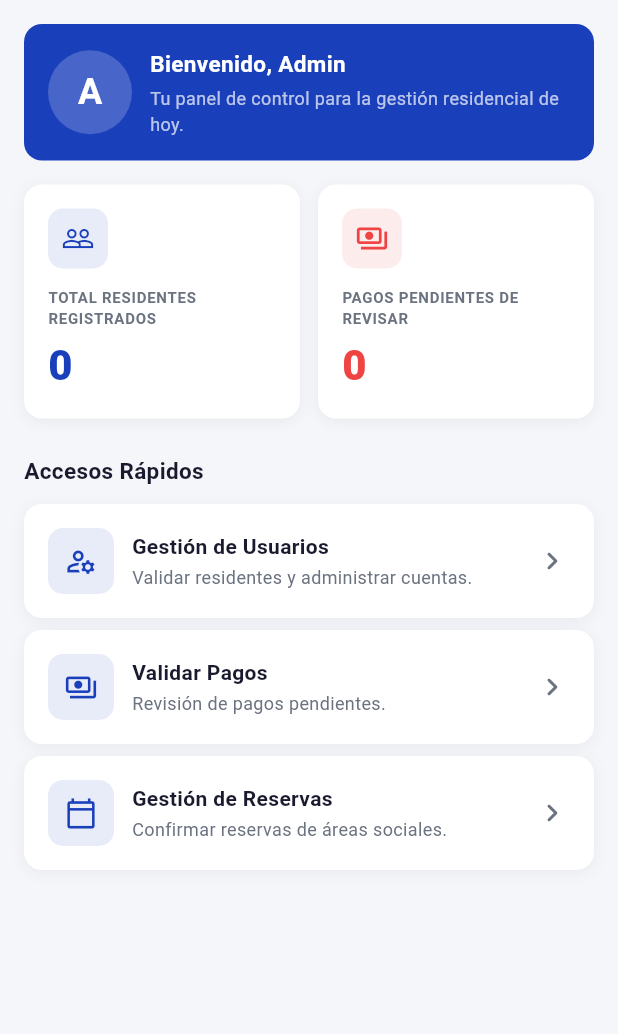
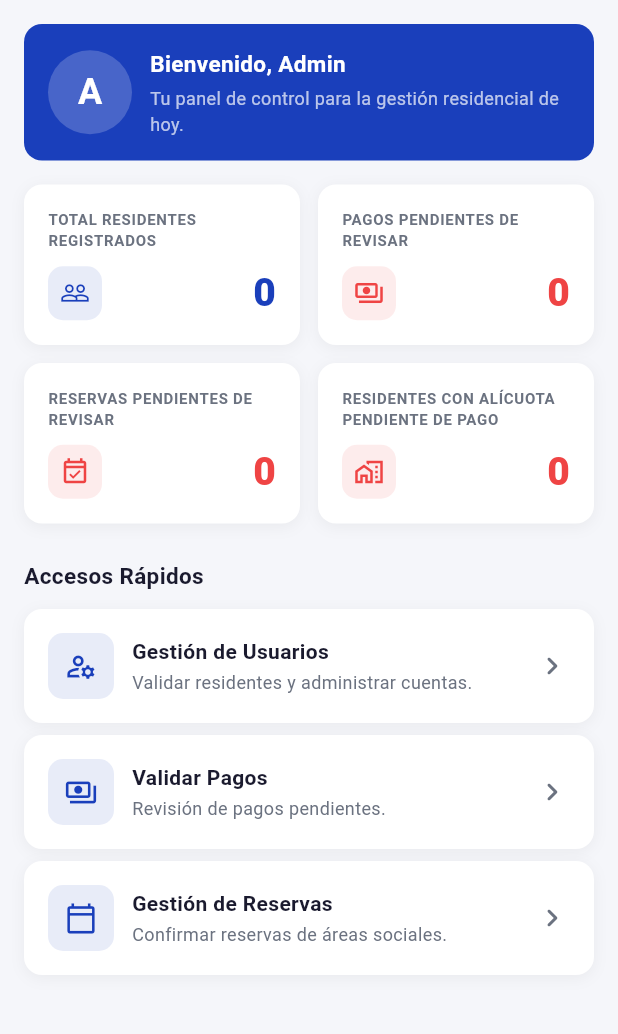
Before and after one commit to jhonasp11/urbanapp_frontend, a Flutter app: the AdminInicioScreen screen opened directly with empty values, on a phone screen of 412 x 824 dp, the part 84-1118 px from its top. Run offline on Flutter 3.47's test engine with Material 3 defaults, Android fonts, the phone set to English and light mode, and no system bars; our stand-ins replace dio, file_picker, firebase_core, firebase_messaging, flutter_local_notifications, flutter_secure_storage and 5 more; missing offline and left inert: mobile_scanner; accounts and stored records are empty; network calls fail.

Commit message:
Cuatro tarjetas resumen en inicio admin: reservas y villas con alicuota pendiente

```diff
--- a/lib/features/administrador/screens/admin_home_screen.dart
+++ b/lib/features/administrador/screens/admin_home_screen.dart
@@ -107,6 +107,8 @@ class _AdminInicioScreenState extends State<AdminInicioScreen> {
   Map<String, dynamic>? _usuario;
   int _totalResidentes = 0;
   int _pagosPendientes = 0;
+  int _reservasPendientes = 0;
+  int _villasConDeuda = 0;
   int _notificacionesSinLeer = 0;
   bool _loading = true;
 
@@ -136,6 +138,34 @@ class _AdminInicioScreenState extends State<AdminInicioScreen> {
         pagosPendientes = pagos.where((p) => p['estado'] == 'pendiente').length;
       } catch (_) {}
 
+      int reservasPendientes = 0;
+      try {
+        final resReservas = await _api.get('/reservas');
+        final reservas = resReservas.data as List;
+        // Solo reservas sin pago (tarifa 0) en estado pendiente
+        reservasPendientes = reservas.where((r) {
+          final estado = r['estado'];
+          final tarifa =
+              double.tryParse((r['area']?['tarifa_reserva'] ?? 0).toString()) ??
+                  0;
+          return estado == 'pendiente' && tarifa == 0;
+        }).length;
+      } catch (_) {}
+
+      int villasConDeuda = 0;
+      try {
+        final resAlic = await _api.get('/alicuotas');
+        final alicuotas = resAlic.data as List;
+        // Contar residentes (titulares) distintos con alícuota pendiente
+        final villasSet = <String>{};
+        for (final a in alicuotas) {
+          if (a['estado'] == 'pendiente') {
+            villasSet.add(a['residente_id'].toString());
+          }
+        }
+        villasConDeuda = villasSet.length;
+      } catch (_) {}
+
       try {
         final resNotif =
             await _api.get('${ApiConstants.notificaciones}/usuario/$userId');
@@ -148,6 +178,8 @@ class _AdminInicioScreenState extends State<AdminInicioScreen> {
         _usuario = resUser.data;
         _totalResidentes = totalResidentes;
         _pagosPendientes = pagosPendientes;
+        _reservasPendientes = reservasPendientes;
+        _villasConDeuda = villasConDeuda;
         _notificacionesSinLeer = sinLeer;
         _loading = false;
       });
@@ -281,6 +313,28 @@ class _AdminInicioScreenState extends State<AdminInicioScreen> {
                         ),
                       ],
                     ),
+                    const SizedBox(height: 12),
+                    Row(
+                      children: [
+                        Expanded(
+                          child: _buildTarjetaResumen(
+                            icono: Icons.event_available_outlined,
+                            titulo: 'RESERVAS PENDIENTES DE REVISAR',
+                            valor: '$_reservasPendientes',
+                            color: AppColors.error,
+                          ),
+                        ),
+                        const SizedBox(width: 12),
+                        Expanded(
+                          child: _buildTarjetaResumen(
+                            icono: Icons.home_work_outlined,
+                            titulo: 'RESIDENTES CON ALÍCUOTA PENDIENTE DE PAGO',
+                            valor: '$_villasConDeuda',
+                            color: AppColors.error,
+                          ),
+                        ),
+                      ],
+                    ),
                     const SizedBox(height: 24),
                     const Text('Accesos Rápidos',
                         style: TextStyle(
@@ -348,26 +402,31 @@ class _AdminInicioScreenState extends State<AdminInicioScreen> {
       child: Column(
         crossAxisAlignment: CrossAxisAlignment.start,
         children: [
-          Container(
-            width: 40,
-            height: 40,
-            decoration: BoxDecoration(
-              color: color.withValues(alpha: 0.1),
-              borderRadius: BorderRadius.circular(10),
-            ),
-            child: Icon(icono, color: color, size: 22),
-          ),
-          const SizedBox(height: 12),
           Text(titulo,
               style: const TextStyle(
                   fontSize: 10,
                   color: AppColors.textSecondary,
                   fontWeight: FontWeight.w600,
                   letterSpacing: 0.5)),
-          const SizedBox(height: 4),
-          Text(valor,
-              style: TextStyle(
-                  fontSize: 28, fontWeight: FontWeight.w800, color: color)),
+          const SizedBox(height: 10),
+          Row(
+            mainAxisAlignment: MainAxisAlignment.spaceBetween,
+            crossAxisAlignment: CrossAxisAlignment.center,
+            children: [
+              Container(
+                width: 36,
+                height: 36,
+                decoration: BoxDecoration(
+                  color: color.withValues(alpha: 0.1),
+                  borderRadius: BorderRadius.circular(10),
+                ),
+                child: Icon(icono, color: color, size: 20),
+              ),
+              Text(valor,
+                  style: TextStyle(
+                      fontSize: 26, fontWeight: FontWeight.w800, color: color)),
+            ],
+          ),
         ],
       ),
     );
```
